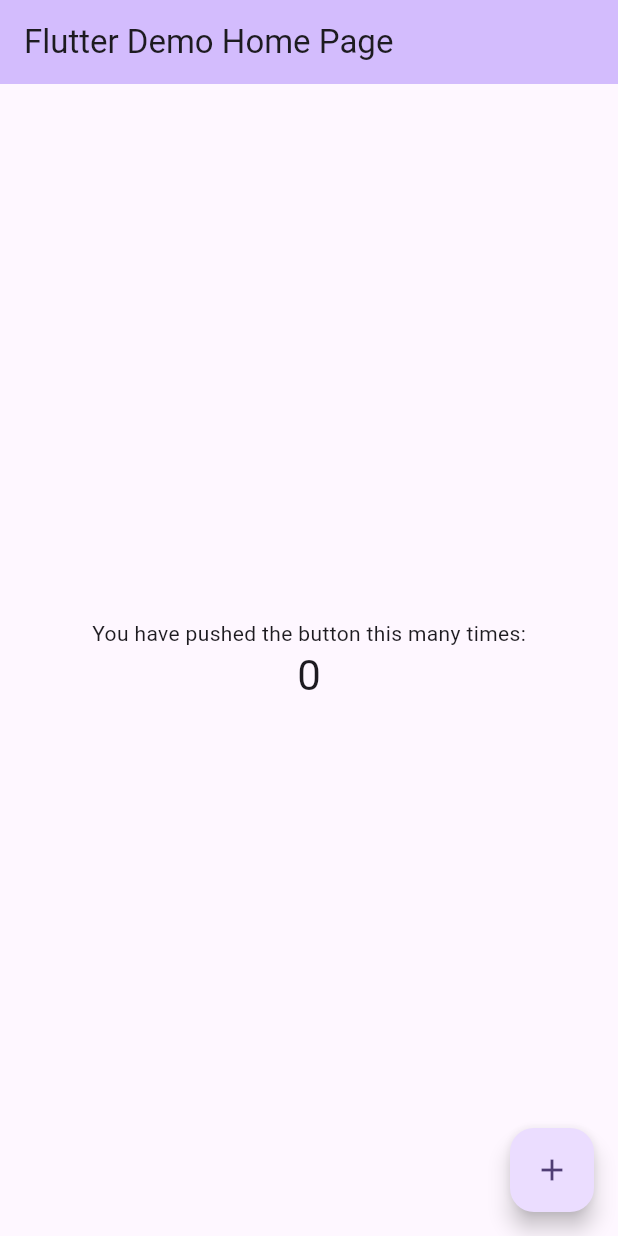
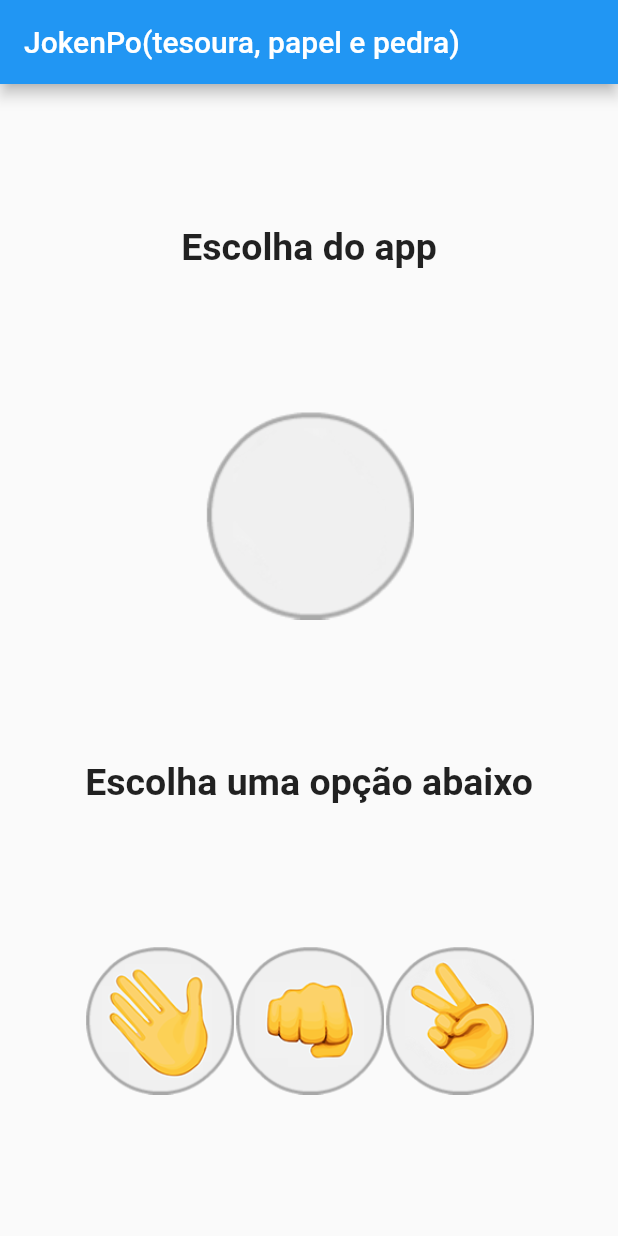
Before and after one commit to seyffador/joken_po, a Flutter app: the screen it shows after launch, on a phone screen of 412 x 824 dp. Run offline on Flutter 3.47's test engine with Material 2 defaults, Android fonts, the phone set to English and light mode, and no system bars.

Commit message:
"primeiro comit app jokenPo"

```diff
--- /dev/null
+++ b/lib/game_page.dart
@@ -0,0 +1,109 @@
+import 'dart:math';
+
+import 'package:flutter/material.dart';
+
+class GamePage extends StatefulWidget {
+  const GamePage({Key? key}) : super(key: key);
+
+  @override
+  State<GamePage> createState() => _GamePageState();
+}
+
+class _GamePageState extends State<GamePage> {
+  var _imageApp = AssetImage("images/padrao.png");
+  var _mensagem = "Escolha uma opção abaixo";
+
+
+  void _opcaoSelecionada(String escolhaUsuario){
+    var opcoes= [ "pedra", "papel", "tesoura"];
+    var numero = Random().nextInt(3);
+    var escolhaApp= opcoes[numero];
+    print("opção app: " + escolhaApp);
+    print("opção usuario: " + escolhaUsuario);
+    switch(escolhaApp){
+      case"pedra":
+        setState(() {
+          this._imageApp=AssetImage("images/pedra.png");
+        });
+        break;
+      case"papel":
+        setState(() {
+          this._imageApp=AssetImage("images/papel.png");
+        });
+        break;
+      case"tesoura":
+        setState(() {
+          this._imageApp=AssetImage("images/tesoura.png");
+        });
+        break;
+    }
+    if(
+    (escolhaUsuario=="pedra"&& escolhaApp =="tesoura")||
+        (escolhaUsuario=="papel"&& escolhaApp =="pedra")||
+        (escolhaUsuario=="tesoura"&& escolhaApp =="papel")
+    )
+    {
+      setState(() {
+        this._mensagem = "vc ganhou";
+      });
+    }    else if(
+    (escolhaApp=="pedra"&&escolhaUsuario =="tesoura")||
+        (escolhaApp=="papel"&& escolhaUsuario =="pedra")||
+        (escolhaApp=="tesoura"&& escolhaUsuario =="papel")
+    ){
+      setState(() {
+        this._mensagem = "vc perdeu";
+      });
+    }else{
+      setState(() {
+        this._mensagem = "empatamos";
+      });
+    }
+  }
+  @override
+  Widget build(BuildContext context) {
+    return Scaffold(
+      appBar: AppBar(
+        title: Text("JokenPo(tesoura, papel e pedra)"),
+      ),
+      body:  Column(
+        mainAxisAlignment: MainAxisAlignment.spaceEvenly,
+        crossAxisAlignment: CrossAxisAlignment.center,
+        children: <Widget>[
+          Text(
+            "Escolha do app",
+            style: TextStyle(
+              fontSize: 25,
+              fontWeight: FontWeight.bold,
+            ),
+          ),
+          Image(image: this._imageApp),
+          Text(
+            this._mensagem,
+            style: TextStyle(
+              fontSize: 25,
+              fontWeight: FontWeight.bold,
+            ),
+          ),
+          Row(
+            mainAxisAlignment: MainAxisAlignment.center,
+            children: <Widget>[
+              GestureDetector(
+                onTap: ()=> _opcaoSelecionada("papel") ,
+                child: Image.asset("images/papel.png", height: 100,),
+              ),
+              GestureDetector(
+                onTap:()=> _opcaoSelecionada("pedra") ,
+                child: Image.asset("images/pedra.png", height: 100,),
+              ),
+              GestureDetector(
+                onTap:()=> _opcaoSelecionada("tesoura") ,
+                child:Image.asset("images/tesoura.png", height: 100,) ,
+              )
+            ],
+          ),
+        ],
+      ),
+    );
+  }
+}
--- a/lib/main.dart
+++ b/lib/main.dart
@@ -1,125 +1,12 @@
 import 'package:flutter/material.dart';
+import 'package:joken_po/game_page.dart';
 
-void main() {
-  runApp(const MyApp());
+void main(){
+  runApp(MaterialApp(
+    home: GamePage(),
+    debugShowCheckedModeBanner: false,
+
+
+  ));
+
 }
-
-class MyApp extends StatelessWidget {
-  const MyApp({super.key});
-
-  // This widget is the root of your application.
-  @override
-  Widget build(BuildContext context) {
-    return MaterialApp(
-      title: 'Flutter Demo',
-      theme: ThemeData(
-        // This is the theme of your application.
-        //
-        // TRY THIS: Try running your application with "flutter run". You'll see
-        // the application has a blue toolbar. Then, without quitting the app,
-        // try changing the seedColor in the colorScheme below to Colors.green
-        // and then invoke "hot reload" (save your changes or press the "hot
-        // reload" button in a Flutter-supported IDE, or press "r" if you used
-        // the command line to start the app).
-        //
-        // Notice that the counter didn't reset back to zero; the application
-        // state is not lost during the reload. To reset the state, use hot
-        // restart instead.
-        //
-        // This works for code too, not just values: Most code changes can be
-        // tested with just a hot reload.
-        colorScheme: ColorScheme.fromSeed(seedColor: Colors.deepPurple),
-        useMaterial3: true,
-      ),
-      home: const MyHomePage(title: 'Flutter Demo Home Page'),
-    );
-  }
-}
-
-class MyHomePage extends StatefulWidget {
-  const MyHomePage({super.key, required this.title});
-
-  // This widget is the home page of your application. It is stateful, meaning
-  // that it has a State object (defined below) that contains fields that affect
-  // how it looks.
-
-  // This class is the configuration for the state. It holds the values (in this
-  // case the title) provided by the parent (in this case the App widget) and
-  // used by the build method of the State. Fields in a Widget subclass are
-  // always marked "final".
-
-  final String title;
-
-  @override
-  State<MyHomePage> createState() => _MyHomePageState();
-}
-
-class _MyHomePageState extends State<MyHomePage> {
-  int _counter = 0;
-
-  void _incrementCounter() {
-    setState(() {
-      // This call to setState tells the Flutter framework that something has
-      // changed in this State, which causes it to rerun the build method below
-      // so that the display can reflect the updated values. If we changed
-      // _counter without calling setState(), then the build method would not be
-      // called again, and so nothing would appear to happen.
-      _counter++;
-    });
-  }
-
-  @override
-  Widget build(BuildContext context) {
-    // This method is rerun every time setState is called, for instance as done
-    // by the _incrementCounter method above.
-    //
-    // The Flutter framework has been optimized to make rerunning build methods
-    // fast, so that you can just rebuild anything that needs updating rather
-    // than having to individually change instances of widgets.
-    return Scaffold(
-      appBar: AppBar(
-        // TRY THIS: Try changing the color here to a specific color (to
-        // Colors.amber, perhaps?) and trigger a hot reload to see the AppBar
-        // change color while the other colors stay the same.
-        backgroundColor: Theme.of(context).colorScheme.inversePrimary,
-        // Here we take the value from the MyHomePage object that was created by
-        // the App.build method, and use it to set our appbar title.
-        title: Text(widget.title),
-      ),
-      body: Center(
-        // Center is a layout widget. It takes a single child and positions it
-        // in the middle of the parent.
-        child: Column(
-          // Column is also a layout widget. It takes a list of children and
-          // arranges them vertically. By default, it sizes itself to fit its
-          // children horizontally, and tries to be as tall as its parent.
-          //
-          // Column has various properties to control how it sizes itself and
-          // how it positions its children. Here we use mainAxisAlignment to
-          // center the children vertically; the main axis here is the vertical
-          // axis because Columns are vertical (the cross axis would be
-          // horizontal).
-          //
-          // TRY THIS: Invoke "debug painting" (choose the "Toggle Debug Paint"
-          // action in the IDE, or press "p" in the console), to see the
-          // wireframe for each widget.
-          mainAxisAlignment: MainAxisAlignment.center,
-          children: <Widget>[
-            const Text(
-              'You have pushed the button this many times:',
-            ),
-            Text(
-              '$_counter',
-              style: Theme.of(context).textTheme.headlineMedium,
-            ),
-          ],
-        ),
-      ),
-      floatingActionButton: FloatingActionButton(
-        onPressed: _incrementCounter,
-        tooltip: 'Increment',
-        child: const Icon(Icons.add),
-      ), // This trailing comma makes auto-formatting nicer for build methods.
-    );
-  }
-}
--- a/pubspec.yaml
+++ b/pubspec.yaml
@@ -62,6 +62,11 @@ flutter:
   # assets:
   #   - images/a_dot_burr.jpeg
   #   - images/a_dot_ham.jpeg
+  assets:
+    - images/padrao.png
+    - images/papel.png
+    - images/pedra.png
+    - images/tesoura.png
 
   # An image asset can refer to one or more resolution-specific "variants", see
   # https://flutter.dev/assets-and-images/#resolution-aware
```
Also changed, not shown: images/padrao.png (added), images/papel.png (added), images/pedra.png (added), images/tesoura.png (added), 1 other file.
